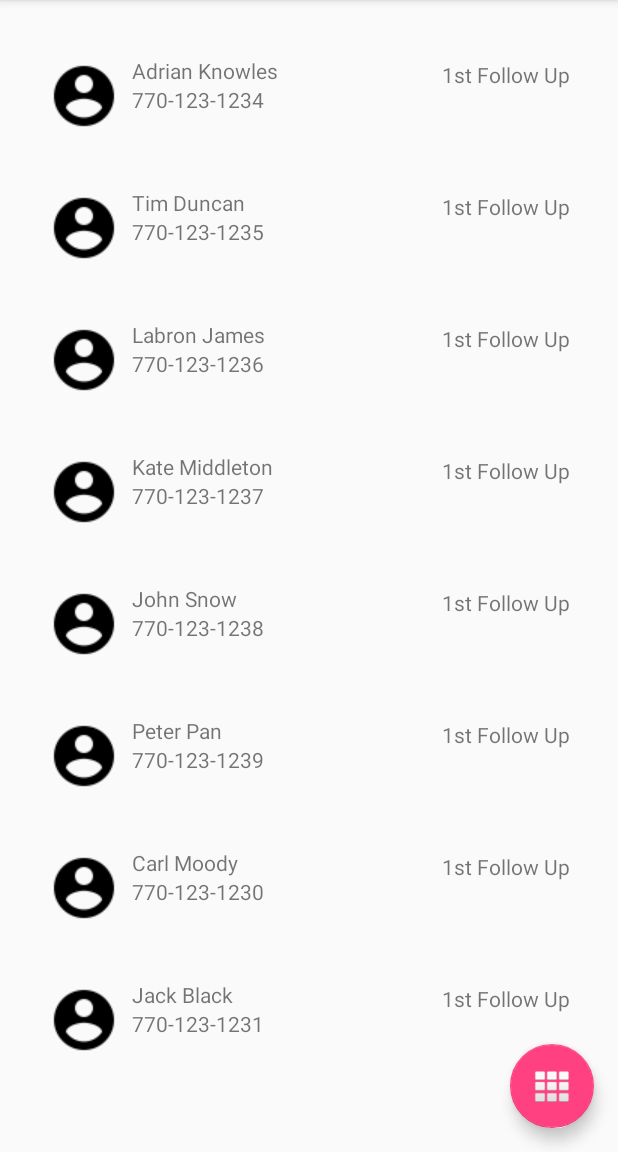
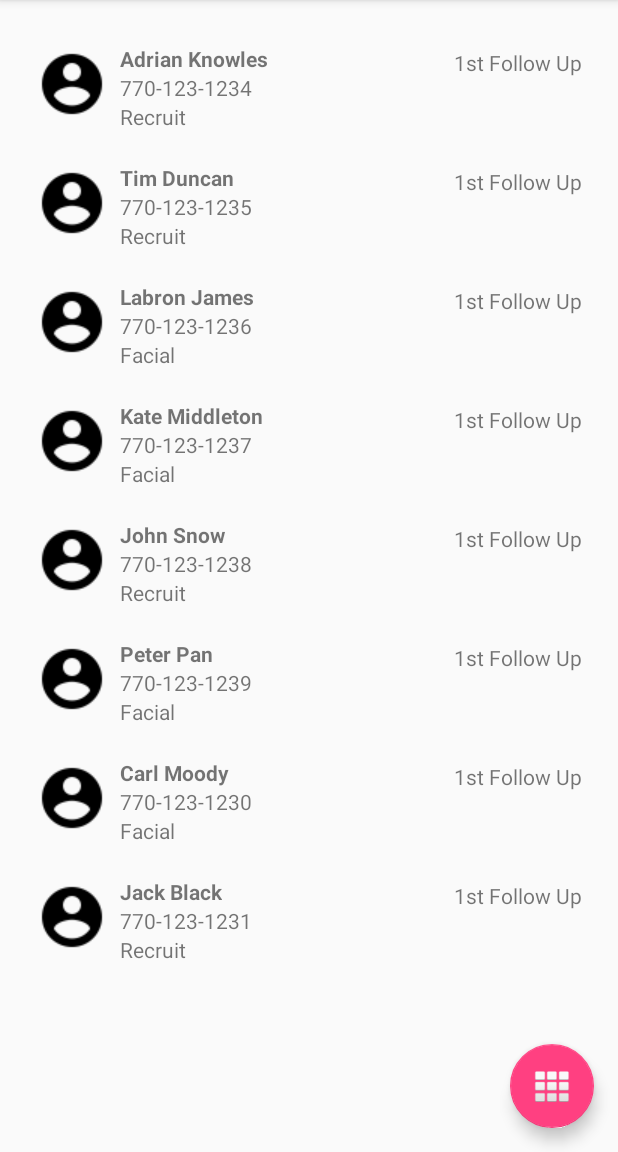
Before and after one commit to yallen011/Leadster, an Android app: the screen it shows after launch (LeadListActivity), on a phone screen of 412 x 824 dp, the part 84-1236 px from its top. Run offline under Robolectric (Android 15) with nearby library versions, the phone set to English and light mode, and no system bars.

Commit message:
added lead type to the view

```diff
--- a/app/src/main/java/com/ubcma/leadster/LeadListActivity.java
+++ b/app/src/main/java/com/ubcma/leadster/LeadListActivity.java
@@ -75,28 +75,28 @@ public class LeadListActivity extends AppCompatActivity {
 
     private void prepareLeadData() {
 
-        Lead lead1 = new Lead("Adrian Knowles", "770-123-1234");
+        Lead lead1 = new Lead("Adrian Knowles", "770-123-1234", "Recruit");
         leadList.add(lead1);
 
-        Lead lead2 = new Lead("Tim Duncan", "770-123-1235");
+        Lead lead2 = new Lead("Tim Duncan", "770-123-1235", "Recruit");
         leadList.add(lead2);
 
-        Lead lead3 = new Lead("Labron James", "770-123-1236");
+        Lead lead3 = new Lead("Labron James", "770-123-1236", "Facial");
         leadList.add(lead3);
 
-        Lead lead4 = new Lead("Kate Middleton", "770-123-1237");
+        Lead lead4 = new Lead("Kate Middleton", "770-123-1237", "Facial");
         leadList.add(lead4);
 
-        Lead lead5 = new Lead("John Snow", "770-123-1238");
+        Lead lead5 = new Lead("John Snow", "770-123-1238", "Recruit");
         leadList.add(lead5);
 
-        Lead lead6 = new Lead("Peter Pan", "770-123-1239");
+        Lead lead6 = new Lead("Peter Pan", "770-123-1239", "Facial");
         leadList.add(lead6);
 
-        Lead lead7 = new Lead("Carl Moody", "770-123-1230");
+        Lead lead7 = new Lead("Carl Moody", "770-123-1230", "Facial");
         leadList.add(lead7);
 
-        Lead lead8 = new Lead("Jack Black", "770-123-1231");
+        Lead lead8 = new Lead("Jack Black", "770-123-1231", "Recruit");
         leadList.add(lead8);
 
         mLeadAdapter.notifyDataSetChanged();
--- a/app/src/main/java/com/ubcma/leadster/adapter/LeadRecyclerViewAdapter.java
+++ b/app/src/main/java/com/ubcma/leadster/adapter/LeadRecyclerViewAdapter.java
@@ -27,6 +27,7 @@ public class LeadRecyclerViewAdapter extends RecyclerView.Adapter<LeadRecyclerVi
         public TextView leadName;
         public TextView leadNumber;
         public TextView followUp;
+        public TextView leadType;
         public ImageView leadImage;
 
         public MyViewHolder(View itemView) {
@@ -35,6 +36,7 @@ public class LeadRecyclerViewAdapter extends RecyclerView.Adapter<LeadRecyclerVi
             leadName = (TextView) itemView.findViewById(R.id.lead_name);
             leadNumber = (TextView) itemView.findViewById(R.id.lead_number);
             followUp = (TextView) itemView.findViewById(R.id.follow_up);
+            leadType = (TextView) itemView.findViewById(R.id.lead_type);
         }
     }
 
@@ -57,6 +59,7 @@ public class LeadRecyclerViewAdapter extends RecyclerView.Adapter<LeadRecyclerVi
         holder.leadName.setText(lead.getName());
         holder.leadNumber.setText(lead.getNumber());
         holder.leadImage.setImageResource(R.drawable.account_circle);
+        holder.leadType.setText(lead.getType());
         holder.followUp.setText("1st Follow Up");
     }
 
--- a/app/src/main/java/com/ubcma/leadster/vo/Lead.java
+++ b/app/src/main/java/com/ubcma/leadster/vo/Lead.java
@@ -6,14 +6,16 @@ package com.ubcma.leadster.vo;
 public class Lead {
     private String name;
     private String number;
+    private String type;
 
     public Lead (){
         super();
     }
 
-    public Lead(String name, String number) {
+    public Lead(String name, String number, String type) {
         this.name = name;
         this.number = number;
+        this.type = type;
     }
 
     public String getName() {
@@ -31,4 +33,12 @@ public class Lead {
     public void setNumber(String number) {
         this.number = number;
     }
+
+    public String getType() {
+        return type;
+    }
+
+    public void setType(String type) {
+        this.type = type;
+    }
 }
--- a/app/src/main/res/layout/activity_lead_list.xml
+++ b/app/src/main/res/layout/activity_lead_list.xml
@@ -21,6 +21,8 @@
 
     </android.support.design.widget.AppBarLayout>
 
+    <!--TODO: figure out where to add tabs for first, second, and third follow ups -->
+
     <include layout="@layout/content_lead_list" />
 
     <android.support.design.widget.FloatingActionButton
--- a/app/src/main/res/layout/content_lead_list.xml
+++ b/app/src/main/res/layout/content_lead_list.xml
@@ -16,5 +16,5 @@
         android:id="@+id/lead_recycler_view"
         android:scrollbars="vertical"
         android:layout_width="match_parent"
-        android:layout_height="wrap_content"/>
+        android:layout_height="match_parent"/>
 </RelativeLayout>
--- a/app/src/main/res/layout/lead_list_row.xml
+++ b/app/src/main/res/layout/lead_list_row.xml
@@ -4,7 +4,7 @@
     android:id="@+id/lead_row"
     android:layout_width="match_parent"
     android:layout_height="wrap_content"
-    android:padding="16dp">
+    android:padding="8dp">
 
     <ImageView
         android:id="@+id/lead_image"
@@ -12,14 +12,17 @@
         android:layout_height="wrap_content"
         android:layout_marginTop="8dp"
         android:src="@drawable/account_circle"/>
+
     <TextView
         android:id="@+id/lead_name"
         android:layout_width="wrap_content"
         android:layout_height="wrap_content"
         android:text="Name"
+        android:textStyle="bold"
         android:paddingTop="5dp"
         android:paddingLeft="8dp"
         android:layout_toRightOf="@+id/lead_image"/>
+
     <TextView
         android:id="@+id/lead_number"
         android:layout_width="wrap_content"
@@ -28,6 +31,16 @@
         android:paddingLeft="8dp"
         android:layout_toRightOf="@+id/lead_image"
         android:layout_below="@+id/lead_name"/>
+
+    <TextView
+        android:id="@+id/lead_type"
+        android:layout_width="wrap_content"
+        android:layout_height="wrap_content"
+        android:text="Recruit"
+        android:layout_toRightOf="@+id/lead_image"
+        android:layout_below="@+id/lead_number"
+        android:paddingLeft="8dp"/>
+
     <TextView
         android:id="@+id/follow_up"
         android:layout_width="wrap_content"
```
